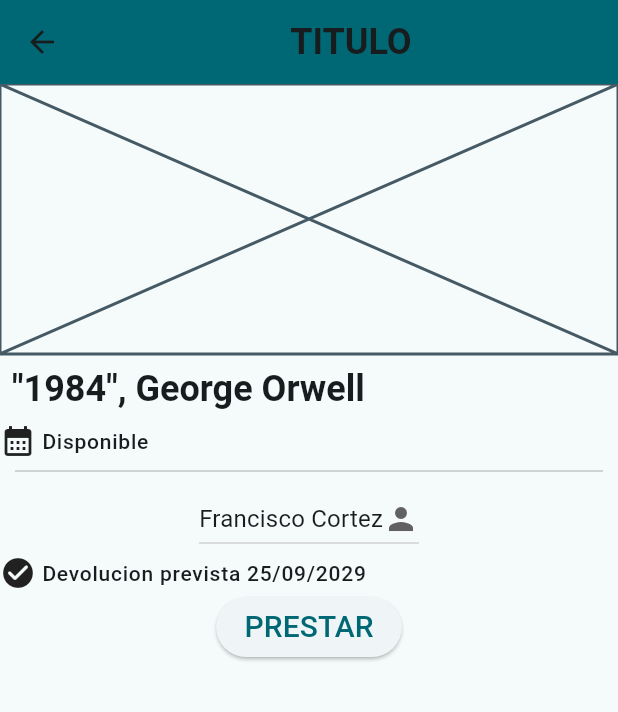
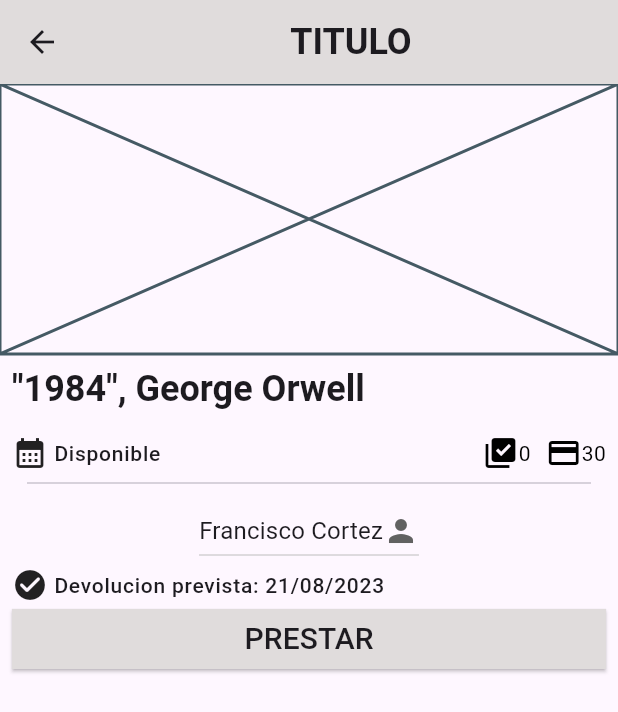
Before and after one commit to FranciscoII/ejercicio-mobile-integrador, a Flutter app: the screen it shows after launch, after a tap on the "arrow forward ios" icon, on a phone screen of 412 x 824 dp. Shown: the top 712 px of the screen. Run offline on Flutter 3.47's test engine with Material 2 defaults, Android fonts, the phone set to English and light mode, and no system bars; our stand-ins replace equatable, flutter_bloc.

Commit message:
Customization of the ux

```diff
--- a/lib/features/items/data/repositories/item_repository_impl.dart
+++ b/lib/features/items/data/repositories/item_repository_impl.dart
@@ -6,11 +6,11 @@ class ItemRepositoryImpl implements ItemRepository{
   ItemRepositoryImpl();
 
   final List<Item> itemList = [
-    Book(title: '1984', author: 'George Orwell', numberOfPages: 203),
+    Book(title: '1984', author: 'George Orwell', numberOfPages: 203, genre: Genre.other),
     Movie(title: 'Fight Club', duration: 144, reservedBy: Person('Francisco Cortez'), returnDate: DateTime.now().add(Duration(days: 2))),
-    Movie(title: 'Fight Club', duration: 144),
     Magazine(name: 'Superman', number: 4, publicationDate: DateTime.now()),
     Movie(title: 'Amadeus', duration: 160),
+    Book(title: 'Robison Crusoe', author: 'Daniel Defoe', numberOfPages: 575, genre: Genre.other),
     Movie(title: 'Rain Man', duration: 133),
     Movie(title: 'Dances with Wolves', duration: 181),
     Movie(title: 'Forrest Gump', duration: 142),
--- a/lib/features/items/presentation/pages/detailPage.dart
+++ b/lib/features/items/presentation/pages/detailPage.dart
@@ -1,9 +1,10 @@
 import 'package:flutter/material.dart';
 import 'package:flutter_bloc/flutter_bloc.dart';
 import 'package:integrador_mobile/features/items/domain/entities/person.dart';
-import 'package:integrador_mobile/features/items/presentation/widgets/ItemContent.dart';
+import 'package:integrador_mobile/features/items/presentation/widgets/reservation_credits_information.dart';
 import '../../domain/entities/item.dart';
 import '../cubit/item_list_cubit.dart';
+import '../widgets/info_label.dart';
 
 class DetailPage extends StatelessWidget {
   const DetailPage({super.key, required this.item});
@@ -14,7 +15,7 @@ class DetailPage extends StatelessWidget {
   Widget build(BuildContext context) {
     return Scaffold(
         appBar: AppBar(
-          backgroundColor: Theme.of(context).colorScheme.primary,
+          backgroundColor: Theme.of(context).colorScheme.secondary,
           title: const Center(child: Text('TITULO')),
         ),
         body: Column(
@@ -61,9 +62,19 @@ class _AvailableItemContentState extends State<AvailableItemContent> {
 
   @override
   Widget build(BuildContext context) {
-    return Column(
+    return Padding(
+      padding: const EdgeInsets.all(8.0),
+      child: Column(
+        children: [
+          Row(
+            mainAxisAlignment: MainAxisAlignment.spaceBetween,
             children: [
               InfoLabel.available(),
+              ReservationsAndCreditsInformation(
+                  numberOfReservations: widget.item.numberOfReservations,
+                  credits: widget.item.credits())
+            ],
+          ),
           const Padding(
             padding: EdgeInsets.symmetric(horizontal: 10.0),
             child: Divider(),
@@ -84,18 +95,24 @@ class _AvailableItemContentState extends State<AvailableItemContent> {
               );
             }).toList(),
           ),
-        const InfoLabel(
-          text: 'Devolucion prevista 25/09/2029',
-          icon: Icons.check_circle_rounded,
-        ),
+          InfoLabel.returnToStoreDate(
+              DateTime.now().add(widget.item.numberOfDaysToReturn())),
           ElevatedButton(
+              style: ElevatedButton.styleFrom(
+                  shape: const RoundedRectangleBorder(
+                      borderRadius: BorderRadius.all(Radius.zero)),
+                  minimumSize: const Size.fromHeight(40),
+                  backgroundColor: Theme.of(context).colorScheme.secondary),
               onPressed: () {
-              final elcubitardo = context.read<ItemListCubit>();
-              elcubitardo.reserveItem(widget.item, selectedPerson);
+                context
+                    .read<ItemListCubit>()
+                    .reserveItem(widget.item, selectedPerson);
                 Navigator.pop(context);
               },
-            child: const Text('PRESTAR'))
+              child: Text('PRESTAR',
+                  style: Theme.of(context).textTheme.labelLarge))
         ],
+      ),
     );
   }
 }
@@ -116,11 +133,19 @@ class ReservedItemContent extends StatelessWidget {
           height: 10,
         ),
         ElevatedButton(
+          style: ElevatedButton.styleFrom(
+              shape: const RoundedRectangleBorder(
+                  borderRadius: BorderRadius.all(Radius.zero)),
+              minimumSize: const Size.fromHeight(40),
+              backgroundColor: Theme.of(context).colorScheme.secondary),
           onPressed: () {
-            item.returnToStore();
+            context.read<ItemListCubit>().returnItem(item);
             Navigator.pop(context);
           },
-          child: const Text('Marcar como devuelto'),
+          child: Text(
+            'Marcar como devuelto',
+            style: Theme.of(context).textTheme.labelMedium,
+          ),
         ),
       ]),
     );
--- a/lib/features/items/presentation/pages/homepage.dart
+++ b/lib/features/items/presentation/pages/homepage.dart
@@ -15,7 +15,7 @@ class HomePage extends StatelessWidget {
   Widget build(BuildContext context) {
     return Scaffold(
       appBar: AppBar(
-        backgroundColor: Theme.of(context).colorScheme.primary,
+        backgroundColor: Theme.of(context).colorScheme.secondary,
         title: Center(
             child: Text(
           title,
--- a/lib/features/items/presentation/widgets/ItemContent.dart
+++ b/lib/features/items/presentation/widgets/ItemContent.dart
@@ -1,13 +1,15 @@
 import 'package:flutter/material.dart';
 import 'package:flutter_bloc/flutter_bloc.dart';
 import 'package:integrador_mobile/features/items/presentation/cubit/item_list_cubit.dart';
-import 'package:intl/intl.dart';
+import 'package:integrador_mobile/features/items/presentation/widgets/reservation_credits_information.dart';
 
 import '../../domain/entities/item.dart';
 import '../pages/detailPage.dart';
+import 'info_label.dart';
 
 class ItemContent extends StatelessWidget {
   final Item item;
+
   const ItemContent({super.key, required this.item});
 
   @override
@@ -24,12 +26,15 @@ class ItemContent extends StatelessWidget {
               child: ItemTitle(title: item.description()),
             ),
             _buildContent(item),
-            const Row(
-              mainAxisAlignment: MainAxisAlignment.end,
-              children: [
-                Icon(Icons.library_add_check),
-                Icon(Icons.airplane_ticket)
-              ],
+            Padding(
+              padding: const EdgeInsets.only(top: 8.0),
+              child: Padding(
+                padding: const EdgeInsets.symmetric(horizontal: 10.0),
+                child: ReservationsAndCreditsInformation(
+                  numberOfReservations: item.numberOfReservations,
+                  credits: item.credits(),
+                ),
+              ),
             )
           ],
         )),
@@ -60,10 +65,7 @@ Widget _buildContent(Item item) {
       const SizedBox(
         height: 5.0,
       ),
-      InfoLabel(
-          text:
-              'Devolucion prevista el ${DateFormat('dd/MM/yyyy').format(item.returnDate()!)}',
-          icon: Icons.check_circle_rounded),
+      InfoLabel.returnToStoreDate(item.returnDate()!),
     ]);
   } else {
     return InfoLabel.available();
@@ -92,32 +94,3 @@ class ItemTitle extends StatelessWidget {
     );
   }
 }
-
-class InfoLabel extends StatelessWidget {
-  final String text;
-  final IconData icon;
-
-  const InfoLabel({super.key, required this.text, required this.icon});
-
-  factory InfoLabel.available() {
-    return const InfoLabel(
-      text: 'Disponible',
-      icon: Icons.calendar_month,
-    );
-  }
-
-  @override
-  Widget build(BuildContext context) {
-    return Row(
-      mainAxisAlignment: MainAxisAlignment.start,
-      children: [
-        Icon(icon),
-        const SizedBox(width: 4.0),
-        Text(
-          text,
-          style: Theme.of(context).textTheme.labelSmall,
-        )
-      ],
-    );
-  }
-}
--- /dev/null
+++ b/lib/features/items/presentation/widgets/info_label.dart
@@ -0,0 +1,37 @@
+import 'package:flutter/material.dart';
+import 'package:intl/intl.dart';
+
+class InfoLabel extends StatelessWidget {
+  final String text;
+  final IconData icon;
+
+  const InfoLabel({super.key, required this.text, required this.icon});
+
+  factory InfoLabel.available() {
+    return const InfoLabel(
+      text: 'Disponible',
+      icon: Icons.calendar_month,
+    );
+  }
+  factory InfoLabel.returnToStoreDate(DateTime returnDate){
+    return InfoLabel(
+      text: 'Devolucion prevista: ${DateFormat('dd/MM/yyyy').format(returnDate)}',
+      icon: Icons.check_circle_rounded,
+    );
+  }
+
+  @override
+  Widget build(BuildContext context) {
+    return Row(
+      mainAxisAlignment: MainAxisAlignment.start,
+      children: [
+        Icon(icon),
+        const SizedBox(width: 4.0),
+        Text(
+          text,
+          style: Theme.of(context).textTheme.labelSmall,
+        )
+      ],
+    );
+  }
+}
--- /dev/null
+++ b/lib/features/items/presentation/widgets/number_info.dart
@@ -0,0 +1,20 @@
+import 'package:flutter/material.dart';
+
+class NumberInfo extends StatelessWidget {
+  final IconData iconData;
+  final int number;
+  final Color color;
+  const NumberInfo({
+    super.key, required this.iconData, required this.number, this.color = Colors.black
+  });
+
+  @override
+  Widget build(BuildContext context) {
+    return Row(
+      children: [
+        Icon(iconData, color: color,),
+        Text(number.toString(), style: TextStyle(color: color),),
+      ],
+    );
+  }
+}
--- /dev/null
+++ b/lib/features/items/presentation/widgets/reservation_credits_information.dart
@@ -0,0 +1,32 @@
+import 'package:flutter/material.dart';
+
+import 'number_info.dart';
+
+class ReservationsAndCreditsInformation extends StatelessWidget {
+  final int numberOfReservations;
+  final int credits;
+
+  const ReservationsAndCreditsInformation(
+      {super.key, required this.numberOfReservations, required this.credits});
+
+  @override
+  Widget build(BuildContext context) {
+    return Row(
+      mainAxisAlignment: MainAxisAlignment.end,
+      children: [
+        NumberInfo(
+          iconData: Icons.library_add_check,
+          number: numberOfReservations,
+        ),
+        const SizedBox(
+          width: 10.0,
+        ),
+        NumberInfo(
+          iconData: Icons.credit_card,
+          number: credits,
+          color: credits > 500 ? Colors.red : Colors.black,
+        ),
+      ],
+    );
+  }
+}
--- a/lib/main.dart
+++ b/lib/main.dart
@@ -7,11 +7,14 @@ import 'features/items/presentation/pages/homepage.dart';
 
 void main() {
   initializeDateFormatting();
-  runApp(MyApp(itemRepository: ItemRepositoryImpl(),));
+  runApp(MyApp(
+    itemRepository: ItemRepositoryImpl(),
+  ));
 }
 
 class MyApp extends StatelessWidget {
   final ItemRepository itemRepository;
+
   const MyApp({required this.itemRepository, super.key});
 
   // This widget is the root of your application.
@@ -21,7 +24,10 @@ class MyApp extends StatelessWidget {
       title: 'RESERVAS',
       theme: ThemeData(
         fontFamily: 'Roboto',
-        colorScheme: ColorScheme.fromSeed(seedColor: Colors.white24),
+        colorScheme: ColorScheme.fromSeed(
+            seedColor: const Color.fromRGBO(224, 220, 220, 1),
+            secondary: const Color.fromRGBO(224, 220, 220, 1),
+        ),
         useMaterial3: true,
         textTheme: const TextTheme(
           titleLarge: TextStyle(fontSize: 24, fontWeight: FontWeight.w700),
@@ -52,7 +58,8 @@ class MyApp extends StatelessWidget {
           ),
         ),
       ),
-      home: RepositoryProvider.value(value: itemRepository, child: HomePage(title: 'RESERVAS')),
+      home: RepositoryProvider.value(
+          value: itemRepository, child: HomePage(title: 'RESERVAS')),
     );
   }
 }
```
Also changed, not shown: lib/features/items/domain/entities/item.dart (+17 -7 lines), lib/features/items/presentation/cubit/item_list_cubit.dart (+8 -0 lines). Lines whose indentation alone changed are shown as unchanged.
